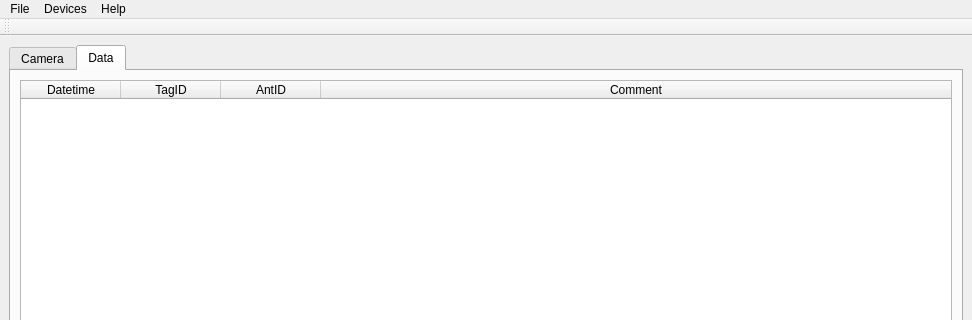
Before: the Qt Designer form src/MainWindow.ui in formicidae-tracker/tag-scanner, drawn with Qt 5; both pictures show x 0 to 972 and y 0 to 320 of the 972 by 621 pixel window.
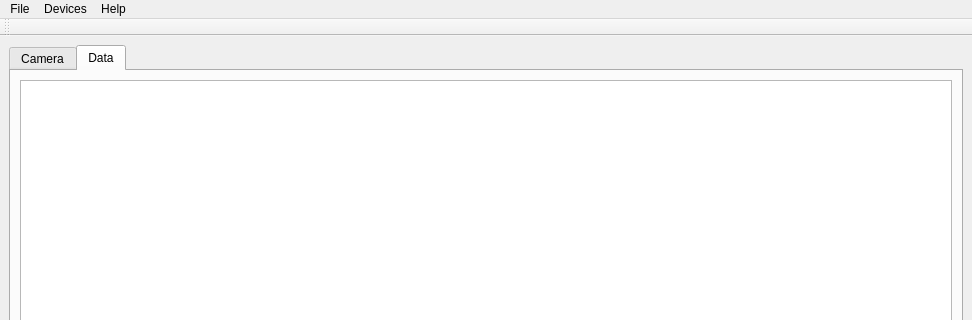
After: the same form once the commit is applied. The open tabs and pages were chosen to show the change. Custom widgets are drawn as their Qt base class.

Patch:
```diff
--- a/src/MainWindow.ui
+++ b/src/MainWindow.ui
@@ -153,37 +153,7 @@
        </attribute>
        <layout class="QHBoxLayout" name="horizontalLayout_2">
         <item>
-         <widget class="QTableWidget" name="tableWidget">
-          <property name="columnCount">
-           <number>4</number>
-          </property>
-          <attribute name="horizontalHeaderStretchLastSection">
-           <bool>true</bool>
-          </attribute>
-          <attribute name="verticalHeaderShowSortIndicator" stdset="0">
-           <bool>false</bool>
-          </attribute>
-          <column>
-           <property name="text">
-            <string>Datetime</string>
-           </property>
-          </column>
-          <column>
-           <property name="text">
-            <string>TagID</string>
-           </property>
-          </column>
-          <column>
-           <property name="text">
-            <string>AntID</string>
-           </property>
-          </column>
-          <column>
-           <property name="text">
-            <string>Comment</string>
-           </property>
-          </column>
-         </widget>
+         <widget class="QTableView" name="tableView"/>
         </item>
        </layout>
       </widget>
@@ -289,6 +259,11 @@
    <header>ApriltagSettings.hpp</header>
    <container>1</container>
   </customwidget>
+  <customwidget>
+   <class>DetectionView</class>
+   <extends>QGraphicsView</extends>
+   <header>DetectionView.hpp</header>
+  </customwidget>
  </customwidgets>
  <resources/>
  <connections/>
```
Left out of the diff: 2 changed lines with no effect on the pictures.
